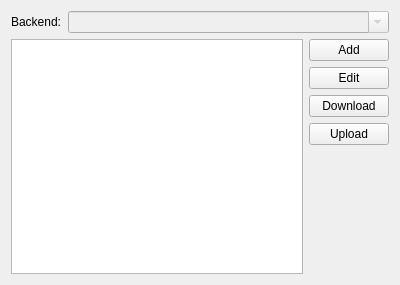
Above: src/widgets/templatechooser.ui from KDE/cirkuit before the change. Below: the same form after it.
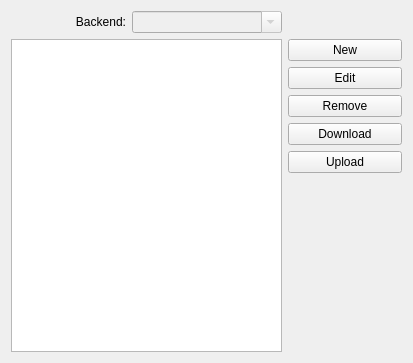
That is the form after the change. Custom widgets are drawn as their Qt base class.

Diff of the .ui file:
```diff
--- a/src/widgets/templatechooser.ui
+++ b/src/widgets/templatechooser.ui
@@ -6,19 +6,22 @@
    <rect>
     <x>0</x>
     <y>0</y>
-    <width>400</width>
-    <height>285</height>
+    <width>413</width>
+    <height>363</height>
    </rect>
   </property>
   <property name="windowTitle">
    <string>Form</string>
   </property>
-  <layout class="QFormLayout" name="formLayout">
+  <layout class="QGridLayout" name="gridLayout">
    <item row="0" column="0">
     <widget class="QLabel" name="label">
      <property name="text">
       <string>Backend:</string>
      </property>
+     <property name="alignment">
+      <set>Qt::AlignRight|Qt::AlignTrailing|Qt::AlignVCenter</set>
+     </property>
     </widget>
    </item>
    <item row="0" column="1">
@@ -26,22 +29,26 @@
      <property name="enabled">
       <bool>false</bool>
      </property>
+     <property name="minimumSize">
+      <size>
+       <width>150</width>
+       <height>0</height>
+      </size>
+     </property>
      <property name="editable">
       <bool>true</bool>
      </property>
     </widget>
    </item>
    <item row="1" column="0" colspan="2">
-    <layout class="QHBoxLayout" name="horizontalLayout">
-     <item>
       <widget class="QListView" name="listView"/>
      </item>
-     <item>
+   <item row="1" column="2">
       <layout class="QVBoxLayout" name="verticalLayout">
        <item>
         <widget class="KPushButton" name="btnAdd">
          <property name="text">
-          <string>Add</string>
+        <string>New</string>
          </property>
         </widget>
        </item>
@@ -52,6 +59,13 @@
          </property>
         </widget>
        </item>
+     <item>
+      <widget class="KPushButton" name="btnRemove">
+       <property name="text">
+        <string>Remove</string>
+       </property>
+      </widget>
+     </item>
        <item>
         <widget class="KPushButton" name="btnDownload">
          <property name="text">
@@ -78,8 +92,6 @@
           </size>
          </property>
         </spacer>
-       </item>
-      </layout>
      </item>
     </layout>
    </item>
```
Lines whose indentation alone changed are shown as unchanged.
